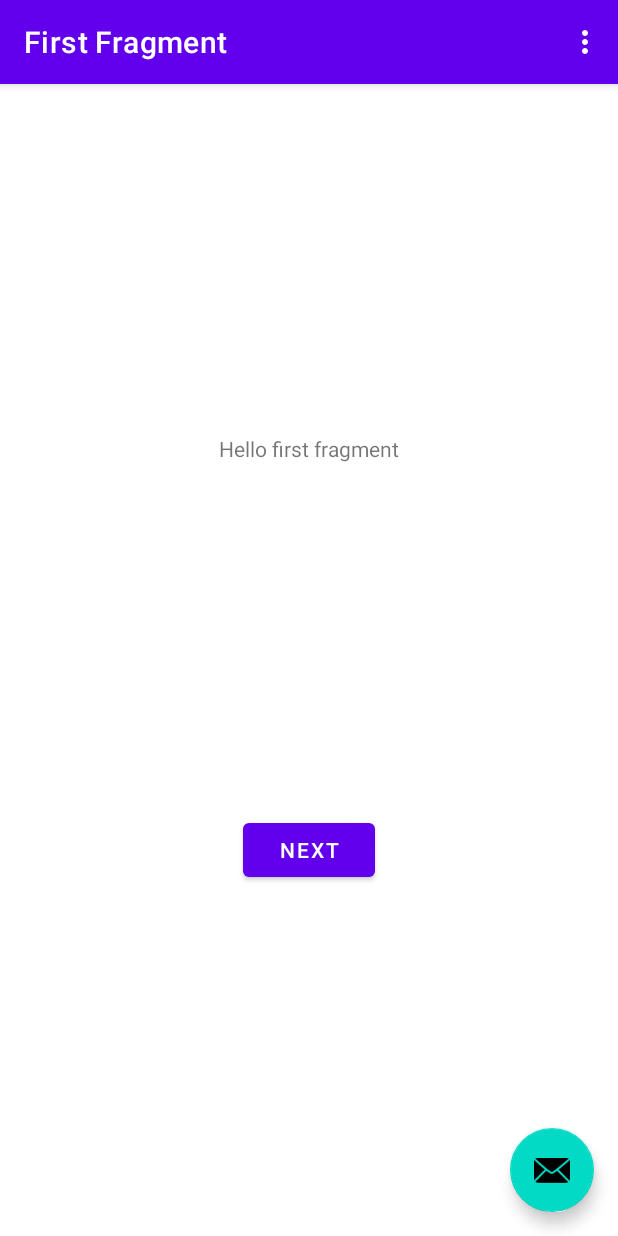
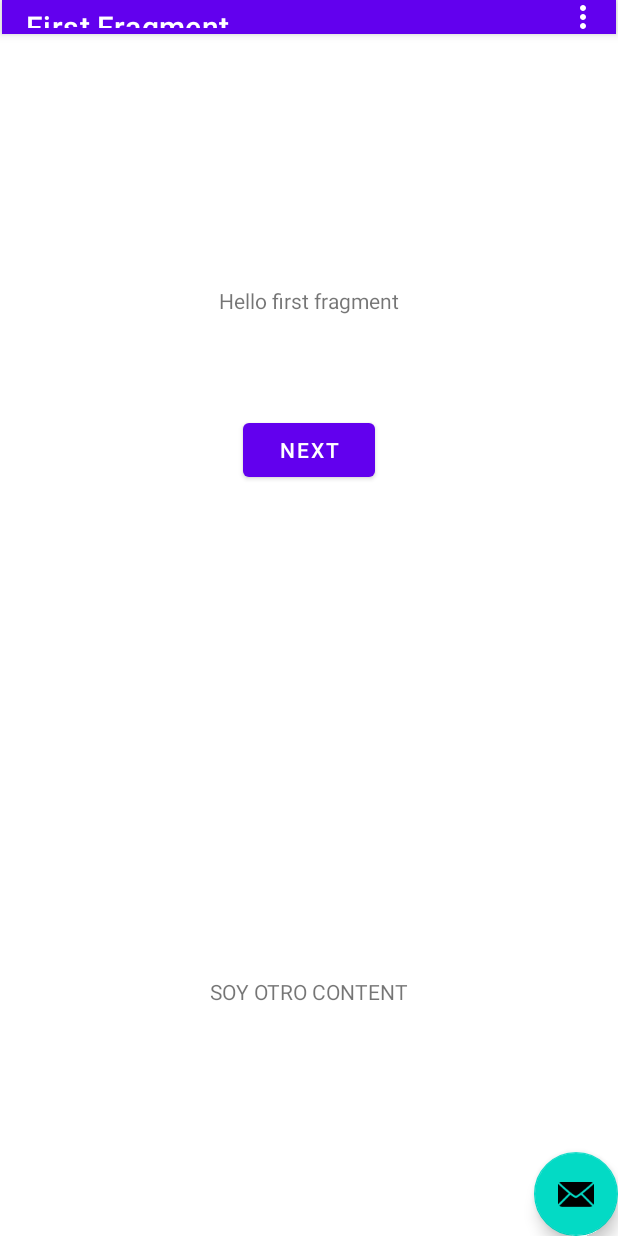
Before and after one commit to aalvarezbretana/EjercicioBasic, an Android app: the screen it shows after launch (MainActivity), on a phone screen of 412 x 824 dp. Run offline under Robolectric (Android 15) with nearby library versions, the phone set to English and light mode, and no system bars; our stand-ins replace navigation-ui.

Commit message:
Añadidos el textView en un content2 nuevo y los includes en el activity_main

```diff
--- a/app/src/main/res/layout/activity_main.xml
+++ b/app/src/main/res/layout/activity_main.xml
@@ -1,34 +1,66 @@
 <?xml version="1.0" encoding="utf-8"?>
-<androidx.coordinatorlayout.widget.CoordinatorLayout xmlns:android="http://schemas.android.com/apk/res/android"
+<androidx.constraintlayout.widget.ConstraintLayout xmlns:android="http://schemas.android.com/apk/res/android"
     xmlns:app="http://schemas.android.com/apk/res-auto"
     xmlns:tools="http://schemas.android.com/tools"
+    android:id="@+id/coordinatorLayout"
     android:layout_width="match_parent"
     android:layout_height="match_parent"
     tools:context=".MainActivity">
 
+
     <com.google.android.material.appbar.AppBarLayout
-        android:layout_width="match_parent"
-        android:layout_height="wrap_content"
-        android:theme="@style/Theme.EjercicioBasic.AppBarOverlay">
+        android:id="@+id/appBarLayout"
+        android:layout_width="409dp"
+        android:layout_height="0dp"
+        android:layout_marginStart="1dp"
+        android:layout_marginEnd="1dp"
+        android:layout_marginBottom="469dp"
+        android:theme="@style/Theme.EjercicioBasic.AppBarOverlay"
+        app:layout_constraintBottom_toTopOf="@+id/content2"
+        app:layout_constraintEnd_toEndOf="parent"
+        app:layout_constraintHorizontal_bias="0.5"
+        app:layout_constraintStart_toStartOf="parent"
+        app:layout_constraintTop_toTopOf="parent">
 
         <androidx.appcompat.widget.Toolbar
             android:id="@+id/toolbar"
             android:layout_width="match_parent"
-            android:layout_height="?attr/actionBarSize"
+            android:layout_height="match_parent"
+            android:layout_marginTop="0dp"
             android:background="?attr/colorPrimary"
             app:popupTheme="@style/Theme.EjercicioBasic.PopupOverlay" />
-
     </com.google.android.material.appbar.AppBarLayout>
 
-    <include layout="@layout/content_main" />
+    <include
+        android:id="@+id/include"
+        layout="@layout/content_main"
+        android:layout_width="409dp"
+        android:layout_height="264dp"
+        app:layout_constraintBottom_toTopOf="@+id/content2"
+        app:layout_constraintEnd_toEndOf="parent"
+        app:layout_constraintHorizontal_bias="0.5"
+        app:layout_constraintStart_toStartOf="parent"
+        app:layout_constraintTop_toBottomOf="@+id/appBarLayout" />
+
+    <include
+        android:id="@+id/content2"
+        layout="@layout/content2_main"
+        android:layout_width="wrap_content"
+        android:layout_height="wrap_content"
+        android:layout_marginBottom="97dp"
+        app:layout_constraintBottom_toTopOf="@+id/fab"
+        app:layout_constraintEnd_toEndOf="parent"
+        app:layout_constraintHorizontal_bias="0.5"
+        app:layout_constraintStart_toStartOf="parent"
+        app:layout_constraintTop_toBottomOf="@+id/appBarLayout" />
 
     <com.google.android.material.floatingactionbutton.FloatingActionButton
         android:id="@+id/fab"
         android:layout_width="wrap_content"
         android:layout_height="wrap_content"
-        android:layout_gravity="bottom|end"
-        android:layout_marginEnd="@dimen/fab_margin"
-        android:layout_marginBottom="16dp"
+        app:layout_constraintBottom_toBottomOf="parent"
+        app:layout_constraintEnd_toEndOf="parent"
+        app:layout_constraintTop_toBottomOf="@+id/content2"
         app:srcCompat="@android:drawable/ic_dialog_email" />
 
-</androidx.coordinatorlayout.widget.CoordinatorLayout>
+</androidx.constraintlayout.widget.ConstraintLayout>
--- /dev/null
+++ b/app/src/main/res/layout/content2_main.xml
@@ -0,0 +1,19 @@
+<?xml version="1.0" encoding="utf-8"?>
+<androidx.constraintlayout.widget.ConstraintLayout xmlns:android="http://schemas.android.com/apk/res/android"
+    xmlns:app="http://schemas.android.com/apk/res-auto"
+    xmlns:tools="http://schemas.android.com/tools"
+    android:layout_width="match_parent"
+    android:layout_height="wrap_content">
+
+    <TextView
+        android:id="@+id/miTexto"
+        android:layout_width="wrap_content"
+        android:layout_height="wrap_content"
+        android:layout_marginTop="159dp"
+        android:text="SOY OTRO CONTENT"
+        app:layout_constraintBottom_toBottomOf="parent"
+        app:layout_constraintEnd_toEndOf="parent"
+        app:layout_constraintHorizontal_bias="0.5"
+        app:layout_constraintStart_toStartOf="parent"
+        app:layout_constraintTop_toTopOf="parent" />
+</androidx.constraintlayout.widget.ConstraintLayout>
```
